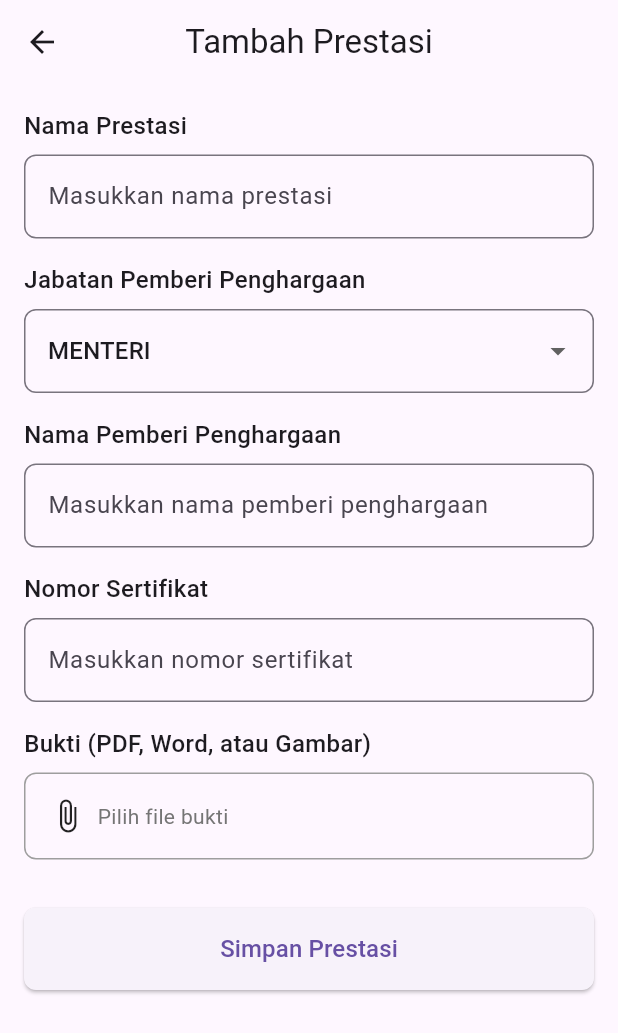
After one commit to reddishowo/blbc-2025, a Flutter app: the PrestasiView screen opened by its route, after a tap on the "add" icon, on a phone screen of 412 x 824 dp. The commit adds this screen. Shown: the top 1033 px of the screen. Run offline on Flutter 3.47's test engine with Material 3 defaults, Android fonts, the phone set to English and light mode, and no system bars; our stand-ins replace cloud_firestore, file_picker, firebase_auth, firebase_core, geocoding, geolocator and 3 more; accounts and stored records are empty.

Commit message:
Add Prestasi feature: implement model, controller, bindings, and views; include file upload functionality and display list of achievements

```diff
--- /dev/null
+++ b/lib/app/modules/add_prestasi/bindings/add_prestasi_binding.dart
@@ -0,0 +1,12 @@
+import 'package:get/get.dart';
+
+import '../controllers/add_prestasi_controller.dart';
+
+class AddPrestasiBinding extends Bindings {
+  @override
+  void dependencies() {
+    Get.lazyPut<AddPrestasiController>(
+      () => AddPrestasiController(),
+    );
+  }
+}
--- /dev/null
+++ b/lib/app/modules/add_prestasi/controllers/add_prestasi_controller.dart
@@ -0,0 +1,205 @@
+import 'dart:convert';
+import 'dart:io';
+import 'package:cloud_firestore/cloud_firestore.dart';
+import 'package:file_picker/file_picker.dart';
+import 'package:firebase_auth/firebase_auth.dart';
+import 'package:flutter/material.dart';
+import 'package:get/get.dart';
+import 'package:http/http.dart' as http;
+import '../../auth/controllers/auth_controller.dart';
+import '../../prestasi/controllers/prestasi_controller.dart';
+
+class AddPrestasiController extends GetxController {
+  // --- START: IMAGEKIT CONFIGURATION ---
+  final String _imageKitPrivateKey = "private_B1P/hxK26SuOiV9GcgAOjYD60RI=";
+  final String _imageKitUrlEndpoint = "https://upload.imagekit.io/api/v1/files/upload";
+  // --- END: IMAGEKIT CONFIGURATION ---
+
+  final FirebaseFirestore _firestore = FirebaseFirestore.instance;
+
+  final TextEditingController nameController = TextEditingController();
+  final TextEditingController namaPrestasiController = TextEditingController();
+  final TextEditingController namaPemberiController = TextEditingController();
+  final TextEditingController nomorSertifikatController = TextEditingController();
+
+  final RxString selectedJabatan = 'MENTERI'.obs;
+  final RxString selectedFileName = ''.obs;
+  final Rx<File?> selectedFile = Rx<File?>(null);
+  final RxBool isLoading = false.obs;
+
+  final List<String> jabatanOptions = [
+    'MENTERI',
+    'ES I',
+    'ES II',
+    'ES III',
+    'ES IV',
+    'Lainnya'
+  ];
+
+  @override
+  void onInit() {
+    super.onInit();
+    // Pre-fill user data when the controller is initialized
+    final user = AuthController.instance.firebaseUser.value;
+    nameController.text = user?.displayName ?? 'User Name Not Found';
+  }
+
+  @override
+  void onClose() {
+    nameController.dispose();
+    namaPrestasiController.dispose();
+    namaPemberiController.dispose();
+    nomorSertifikatController.dispose();
+    super.onClose();
+  }
+
+  Future<void> pickFile() async {
+    try {
+      FilePickerResult? result = await FilePicker.platform.pickFiles(
+        type: FileType.custom,
+        allowedExtensions: ['pdf', 'doc', 'docx', 'jpg', 'jpeg', 'png'],
+      );
+
+      if (result != null) {
+        selectedFile.value = File(result.files.single.path!);
+        selectedFileName.value = result.files.single.name;
+      }
+    } catch (e) {
+      Get.snackbar(
+        "Error",
+        "Gagal memilih file: $e",
+        snackPosition: SnackPosition.BOTTOM,
+      );
+    }
+  }
+
+  Future<void> submitPrestasi() async {
+    if (!_validateForm()) return;
+
+    isLoading.value = true;
+
+    try {
+      final userId = FirebaseAuth.instance.currentUser?.uid;
+      if (userId == null) {
+        Get.snackbar('Error', 'Anda belum login');
+        return;
+      }
+
+      // Upload file using ImageKit
+      String? fileUrl = await _uploadFile(selectedFile.value!, selectedFileName.value);
+      if (fileUrl == null) {
+        // If upload fails, stop the process
+        isLoading.value = false;
+        return;
+      }
+
+      // Create a new document in the prestasi collection
+      await _firestore.collection('prestasi').add({
+        'userId': userId,
+        'nama': nameController.text,
+        'namaPrestasi': namaPrestasiController.text,
+        'jabatanPemberi': selectedJabatan.value,
+        'namaPemberi': namaPemberiController.text,
+        'nomorSertifikat': nomorSertifikatController.text,
+        'buktiUrl': fileUrl,
+        'buktiFileName': selectedFileName.value,
+        'createdAt': FieldValue.serverTimestamp(),
+      });
+
+      // First navigate back
+      Get.back();
+
+      // Then show success notification
+      Get.snackbar(
+        'Berhasil',
+        'Prestasi berhasil ditambahkan',
+        backgroundColor: Colors.green,
+        colorText: Colors.white,
+        snackPosition: SnackPosition.TOP,
+        duration: const Duration(seconds: 3),
+      );
+
+      // Refresh the prestasi list
+      if (Get.isRegistered<PrestasiController>()) {
+        final PrestasiController prestasiController = Get.find<PrestasiController>();
+        prestasiController.fetchPrestasi();
+      }
+
+    } catch (e) {
+      Get.snackbar(
+        'Error',
+        'Gagal menambahkan prestasi: $e',
+        backgroundColor: Colors.red,
+        colorText: Colors.white,
+        snackPosition: SnackPosition.TOP,
+      );
+    } finally {
+      isLoading.value = false;
+    }
+  }
+
+  bool _validateForm() {
+    if (nameController.text.isEmpty) {
+      Get.snackbar('Error', 'Nama tidak boleh kosong');
+      return false;
+    }
+    if (namaPrestasiController.text.isEmpty) {
+      Get.snackbar('Error', 'Nama prestasi harus diisi');
+      return false;
+    }
+    if (namaPemberiController.text.isEmpty) {
+      Get.snackbar('Error', 'Nama pemberi penghargaan harus diisi');
+      return false;
+    }
+    if (nomorSertifikatController.text.isEmpty) {
+      Get.snackbar('Error', 'Nomor sertifikat harus diisi');
+      return false;
+    }
+    if (selectedFile.value == null) {
+      Get.snackbar('Error', 'Bukti harus dipilih');
+      return false;
+    }
+    return true;
+  }
+
+  /// Uploads the selected file to ImageKit.io using a Multipart request.
+  Future<String?> _uploadFile(File file, String fileName) async {
+    // Use Basic Authentication with the private key as the username and an empty password
+    String basicAuth = 'Basic ${base64Encode(utf8.encode('$_imageKitPrivateKey:'))}';
+
+    // Create the multipart request
+    var request = http.MultipartRequest('POST', Uri.parse(_imageKitUrlEndpoint));
+
+    // Add the authentication header
+    request.headers['Authorization'] = basicAuth;
+
+    // Add the file to the request
+    request.files.add(
+      await http.MultipartFile.fromPath(
+        'file', // Field name expected by the ImageKit API
+        file.path,
+        filename: fileName,
+      ),
+    );
+
+    // Add other required fields
+    request.fields['fileName'] = fileName;
+
+    try {
+      final streamedResponse = await request.send();
+      final response = await http.Response.fromStream(streamedResponse);
+
+      if (response.statusCode == 200) {
+        final data = json.decode(response.body);
+        return data['url']; // Return the hosted file URL
+      } else {
+        // Show a detailed error message from the server
+        Get.snackbar('Error Upload', 'Gagal mengunggah file: ${response.body}');
+        return null;
+      }
+    } catch (e) {
+      Get.snackbar('Error Jaringan', 'Gagal terhubung ke server upload: $e');
+      return null;
+    }
+  }
+}
--- /dev/null
+++ b/lib/app/modules/add_prestasi/views/add_prestasi_view.dart
@@ -0,0 +1,191 @@
+import 'package:flutter/material.dart';
+import 'package:get/get.dart';
+
+import '../controllers/add_prestasi_controller.dart';
+
+class AddPrestasiView extends GetView<AddPrestasiController> {
+  const AddPrestasiView({Key? key}) : super(key: key);
+
+  @override
+  Widget build(BuildContext context) {
+    return Scaffold(
+      appBar: AppBar(
+        title: const Text('Tambah Prestasi'),
+        centerTitle: true,
+      ),
+      body: Padding(
+        padding: const EdgeInsets.all(16.0),
+        child: SingleChildScrollView(
+          child: Column(
+            crossAxisAlignment: CrossAxisAlignment.start,
+            children: [
+              _buildTextField(
+                controller: controller.namaPrestasiController,
+                label: 'Nama Prestasi',
+                hint: 'Masukkan nama prestasi',
+              ),
+              const SizedBox(height: 16),
+              _buildDropdown(),
+              const SizedBox(height: 16),
+              _buildTextField(
+                controller: controller.namaPemberiController,
+                label: 'Nama Pemberi Penghargaan',
+                hint: 'Masukkan nama pemberi penghargaan',
+              ),
+              const SizedBox(height: 16),
+              _buildTextField(
+                controller: controller.nomorSertifikatController,
+                label: 'Nomor Sertifikat',
+                hint: 'Masukkan nomor sertifikat',
+              ),
+              const SizedBox(height: 16),
+              _buildFilePicker(),
+              const SizedBox(height: 32),
+              _buildSubmitButton(),
+            ],
+          ),
+        ),
+      ),
+    );
+  }
+
+  Widget _buildTextField({
+    required TextEditingController controller,
+    required String label,
+    required String hint,
+    int maxLines = 1,
+  }) {
+    return Column(
+      crossAxisAlignment: CrossAxisAlignment.start,
+      children: [
+        Text(
+          label,
+          style: const TextStyle(
+            fontSize: 16,
+            fontWeight: FontWeight.w500,
+          ),
+        ),
+        const SizedBox(height: 8),
+        TextFormField(
+          controller: controller,
+          maxLines: maxLines,
+          decoration: InputDecoration(
+            hintText: hint,
+            border: OutlineInputBorder(
+              borderRadius: BorderRadius.circular(8),
+            ),
+            contentPadding: const EdgeInsets.symmetric(
+              horizontal: 12,
+              vertical: 16,
+            ),
+          ),
+        ),
+      ],
+    );
+  }
+
+  Widget _buildDropdown() {
+    return Column(
+      crossAxisAlignment: CrossAxisAlignment.start,
+      children: [
+        const Text(
+          'Jabatan Pemberi Penghargaan',
+          style: TextStyle(
+            fontSize: 16,
+            fontWeight: FontWeight.w500,
+          ),
+        ),
+        const SizedBox(height: 8),
+        Obx(() => DropdownButtonFormField<String>(
+          value: controller.selectedJabatan.value,
+          decoration: InputDecoration(
+            border: OutlineInputBorder(
+              borderRadius: BorderRadius.circular(8),
+            ),
+            contentPadding: const EdgeInsets.symmetric(
+              horizontal: 12,
+              vertical: 16,
+            ),
+          ),
+          items: controller.jabatanOptions.map((String value) {
+            return DropdownMenuItem<String>(
+              value: value,
+              child: Text(value),
+            );
+          }).toList(),
+          onChanged: (String? newValue) {
+            if (newValue != null) {
+              controller.selectedJabatan.value = newValue;
+            }
+          },
+        )),
+      ],
+    );
+  }
+
+  Widget _buildFilePicker() {
+    return Column(
+      crossAxisAlignment: CrossAxisAlignment.start,
+      children: [
+        const Text(
+          'Bukti (PDF, Word, atau Gambar)',
+          style: TextStyle(
+            fontSize: 16,
+            fontWeight: FontWeight.w500,
+          ),
+        ),
+        const SizedBox(height: 8),
+        InkWell(
+          onTap: controller.pickFile,
+          child: Container(
+            width: double.infinity,
+            padding: const EdgeInsets.all(16),
+            decoration: BoxDecoration(
+              border: Border.all(color: Colors.grey),
+              borderRadius: BorderRadius.circular(8),
+            ),
+            child: Obx(() => Row(
+              children: [
+                const Icon(Icons.attach_file),
+                const SizedBox(width: 8),
+                Expanded(
+                  child: Text(
+                    controller.selectedFileName.value.isEmpty
+                        ? 'Pilih file bukti'
+                        : controller.selectedFileName.value,
+                    style: TextStyle(
+                      color: controller.selectedFileName.value.isEmpty
+                          ? Colors.grey[600]
+                          : Colors.black,
+                    ),
+                  ),
+                ),
+              ],
+            )),
+          ),
+        ),
+      ],
+    );
+  }
+
+  Widget _buildSubmitButton() {
+    return SizedBox(
+      width: double.infinity,
+      child: Obx(() => ElevatedButton(
+        onPressed: controller.isLoading.value ? null : controller.submitPrestasi,
+        style: ElevatedButton.styleFrom(
+          padding: const EdgeInsets.symmetric(vertical: 16),
+          shape: RoundedRectangleBorder(
+            borderRadius: BorderRadius.circular(8),
+          ),
+        ),
+        child: controller.isLoading.value
+            ? const CircularProgressIndicator(color: Colors.white)
+            : const Text(
+                'Simpan Prestasi',
+                style: TextStyle(fontSize: 16),
+              ),
+      )),
+    );
+  }
+}
--- a/lib/app/modules/home/bindings/home_binding.dart
+++ b/lib/app/modules/home/bindings/home_binding.dart
@@ -4,6 +4,7 @@ import '../../lembur/controllers/lembur_controller.dart';
 import '../../presensi/controllers/presensi_controller.dart';
 import '../../olahraga/controllers/olahraga_controller.dart';
 import '../../kegiatan/controllers/kegiatan_controller.dart';
+import '../../prestasi/controllers/prestasi_controller.dart';
 
 class HomeBinding extends Bindings {
   @override
@@ -15,5 +16,6 @@ class HomeBinding extends Bindings {
     Get.lazyPut<PresensiController>(() => PresensiController());
     Get.lazyPut<KegiatanController>(() => KegiatanController());
     Get.lazyPut<OlahragaController>(() => OlahragaController());
+    Get.lazyPut<PrestasiController>(() => PrestasiController());
   }
 }
--- a/lib/app/modules/home/controllers/home_controller.dart
+++ b/lib/app/modules/home/controllers/home_controller.dart
@@ -4,6 +4,7 @@ import 'package:sppdn/app/modules/lembur/views/lembur_view.dart';
 import 'package:sppdn/app/modules/presensi/views/presensi_view.dart';
 import 'package:sppdn/app/modules/olahraga/views/olahraga_view.dart';
 import 'package:sppdn/app/modules/kegiatan/views/kegiatan_view.dart';
+import 'package:sppdn/app/modules/prestasi/views/prestasi_view.dart';
 import '../../auth/controllers/auth_controller.dart';
 
 class HomeController extends GetxController {
@@ -17,9 +18,9 @@ class HomeController extends GetxController {
   static final List<Widget> widgetOptions = <Widget>[
     const LemburView(),
     const PresensiView(),
-    const KegiatanView(), // Update this to use the KegiatanView
+    const KegiatanView(),
     const OlahragaView(),
-    const Center(child: Text('Lapor Prestasi Page')),
+    const PrestasiView(), // Updated to use PrestasiView instead of placeholder
   ];
 
   // Function to change the page when a tab is tapped
--- /dev/null
+++ b/lib/app/modules/prestasi/bindings/prestasi_binding.dart
@@ -0,0 +1,12 @@
+import 'package:get/get.dart';
+
+import '../controllers/prestasi_controller.dart';
+
+class PrestasiBinding extends Bindings {
+  @override
+  void dependencies() {
+    Get.lazyPut<PrestasiController>(
+      () => PrestasiController(),
+    );
+  }
+}
--- /dev/null
+++ b/lib/app/modules/prestasi/controllers/prestasi_controller.dart
@@ -0,0 +1,54 @@
+import 'package:cloud_firestore/cloud_firestore.dart';
+import 'package:firebase_auth/firebase_auth.dart';
+import 'package:get/get.dart';
+import '../../../models/prestasi_data.dart';
+
+class PrestasiController extends GetxController {
+  final RxList<PrestasiData> prestasiList = <PrestasiData>[].obs;
+  final RxBool isLoading = true.obs;
+
+  @override
+  void onInit() {
+    super.onInit();
+    fetchPrestasi();
+  }
+
+  Future<void> fetchPrestasi() async {
+    try {
+      isLoading.value = true;
+      final user = FirebaseAuth.instance.currentUser;
+
+      if (user == null) {
+        Get.snackbar('Error', 'User not logged in');
+        return;
+      }
+
+      final querySnapshot = await FirebaseFirestore.instance
+          .collection('prestasi')
+          .where('userId', isEqualTo: user.uid)
+          // Remove the orderBy to avoid index requirement
+          // .orderBy('createdAt', descending: true)
+          .get();
+
+      // Sort the results in memory instead
+      final docs = querySnapshot.docs.toList();
+      docs.sort((a, b) {
+        final aTime = a.data()['createdAt']?.toDate() ?? DateTime.now();
+        final bTime = b.data()['createdAt']?.toDate() ?? DateTime.now();
+        return bTime.compareTo(aTime); // Descending order
+      });
+
+      prestasiList.value = docs
+          .map((doc) => PrestasiData.fromFirestore(doc.data(), doc.id))
+          .toList();
+    } catch (e) {
+      Get.snackbar('Error', 'Failed to fetch prestasi: $e');
+    } finally {
+      isLoading.value = false;
+    }
+  }
+
+  Future<void> refreshPrestasi() async {
+    await fetchPrestasi();
+  }
+}
--- /dev/null
+++ b/lib/app/modules/prestasi/views/prestasi_view.dart
@@ -0,0 +1,84 @@
+import 'package:flutter/material.dart';
+import 'package:get/get.dart';
+
+import '../controllers/prestasi_controller.dart';
+import '../../../routes/app_pages.dart';
+
+class PrestasiView extends GetView<PrestasiController> {
+  const PrestasiView({Key? key}) : super(key: key);
+
+  @override
+  Widget build(BuildContext context) {
+    return Scaffold(
+      appBar: AppBar(
+        title: const Text('Prestasi'),
+        centerTitle: true,
+      ),
+      body: Obx(() {
+        if (controller.isLoading.value) {
+          return const Center(child: CircularProgressIndicator());
+        }
+
+        if (controller.prestasiList.isEmpty) {
+          return const Center(
+            child: Text(
+              'Belum ada data prestasi',
+              style: TextStyle(fontSize: 16, color: Colors.grey),
+            ),
+          );
+        }
+
+        return RefreshIndicator(
+          onRefresh: controller.refreshPrestasi,
+          child: ListView.builder(
+            padding: const EdgeInsets.all(16),
+            itemCount: controller.prestasiList.length,
+            itemBuilder: (context, index) {
+              final prestasi = controller.prestasiList[index];
+              return _buildPrestasiCard(prestasi);
+            },
+          ),
+        );
+      }),
+      floatingActionButton: FloatingActionButton(
+        onPressed: () => Get.toNamed(Routes.ADD_PRESTASI),
+        child: const Icon(Icons.add),
+      ),
+    );
+  }
+
+  Widget _buildPrestasiCard(prestasi) {
+    // Remove file extension from filename
+    String displayFileName = prestasi.buktiFileName;
+    if (displayFileName.contains('.')) {
+      displayFileName = displayFileName.substring(0, displayFileName.lastIndexOf('.'));
+    }
+
+    return Card(
+      margin: const EdgeInsets.only(bottom: 12),
+      child: Padding(
+        padding: const EdgeInsets.all(16),
+        child: Column(
+          crossAxisAlignment: CrossAxisAlignment.start,
+          children: [
+            Text(
+              prestasi.nama,
+              style: const TextStyle(
+                fontSize: 16,
+                fontWeight: FontWeight.bold,
+              ),
+            ),
+            const SizedBox(height: 4),
+            Text(
+              displayFileName,
+              style: const TextStyle(
+                fontSize: 14,
+                color: Colors.grey,
+              ),
+            ),
+          ],
+        ),
+      ),
+    );
+  }
+}
--- a/lib/app/routes/app_pages.dart
+++ b/lib/app/routes/app_pages.dart
@@ -8,6 +8,8 @@ import '../modules/add_olahraga/bindings/add_olahraga_binding.dart';
 import '../modules/add_olahraga/views/add_olahraga_view.dart';
 import '../modules/add_presensi/bindings/add_presensi_binding.dart';
 import '../modules/add_presensi/views/add_presensi_view.dart';
+import '../modules/add_prestasi/bindings/add_prestasi_binding.dart';
+import '../modules/add_prestasi/views/add_prestasi_view.dart';
 import '../modules/auth/bindings/auth_binding.dart';
 import '../modules/home/bindings/home_binding.dart';
 import '../modules/home/views/home_view.dart';
@@ -21,6 +23,8 @@ import '../modules/olahraga/bindings/olahraga_binding.dart';
 import '../modules/olahraga/views/olahraga_view.dart';
 import '../modules/presensi/bindings/presensi_binding.dart';
 import '../modules/presensi/views/presensi_view.dart';
+import '../modules/prestasi/bindings/prestasi_binding.dart';
+import '../modules/prestasi/views/prestasi_view.dart';
 import '../modules/register/bindings/register_binding.dart';
 import '../modules/register/views/register_view.dart';
 
@@ -93,5 +97,15 @@ class AppPages {
       page: () => const AddKegiatanView(),
       binding: AddKegiatanBinding(),
     ),
+    GetPage(
+      name: _Paths.PRESTASI,
+      page: () => const PrestasiView(),
+      binding: PrestasiBinding(),
+    ),
+    GetPage(
+      name: _Paths.ADD_PRESTASI,
+      page: () => const AddPrestasiView(),
+      binding: AddPrestasiBinding(),
+    ),
   ];
 }
--- a/lib/app/routes/app_routes.dart
+++ b/lib/app/routes/app_routes.dart
@@ -14,6 +14,8 @@ abstract class Routes {
   static const ADD_OLAHRAGA = _Paths.ADD_OLAHRAGA;
   static const KEGIATAN = _Paths.KEGIATAN;
   static const ADD_KEGIATAN = _Paths.ADD_KEGIATAN;
+  static const PRESTASI = _Paths.PRESTASI;
+  static const ADD_PRESTASI = _Paths.ADD_PRESTASI;
 }
 
 abstract class _Paths {
@@ -30,4 +32,6 @@ abstract class _Paths {
   static const ADD_OLAHRAGA = '/add-olahraga';
   static const KEGIATAN = '/kegiatan';
   static const ADD_KEGIATAN = '/add-kegiatan';
+  static const PRESTASI = '/prestasi';
+  static const ADD_PRESTASI = '/add-prestasi';
 }
```
Also changed, not shown: lib/app/models/prestasi_data.dart (added, +54 -0 lines).
